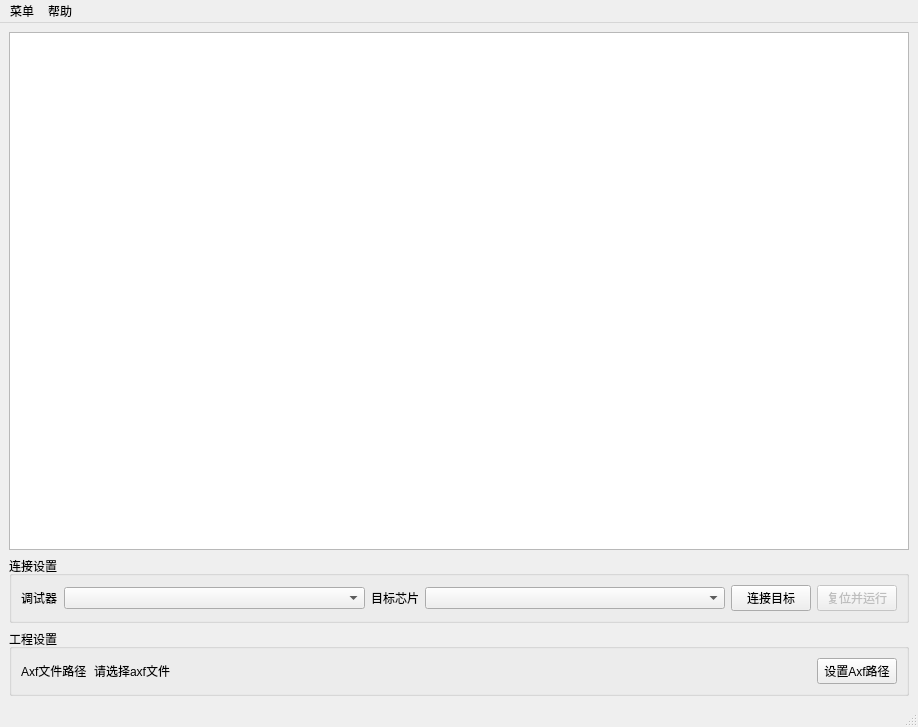
Before: the Qt Designer form mainwindow.ui in Skythinker616/LinkScope, drawn with Qt 5.
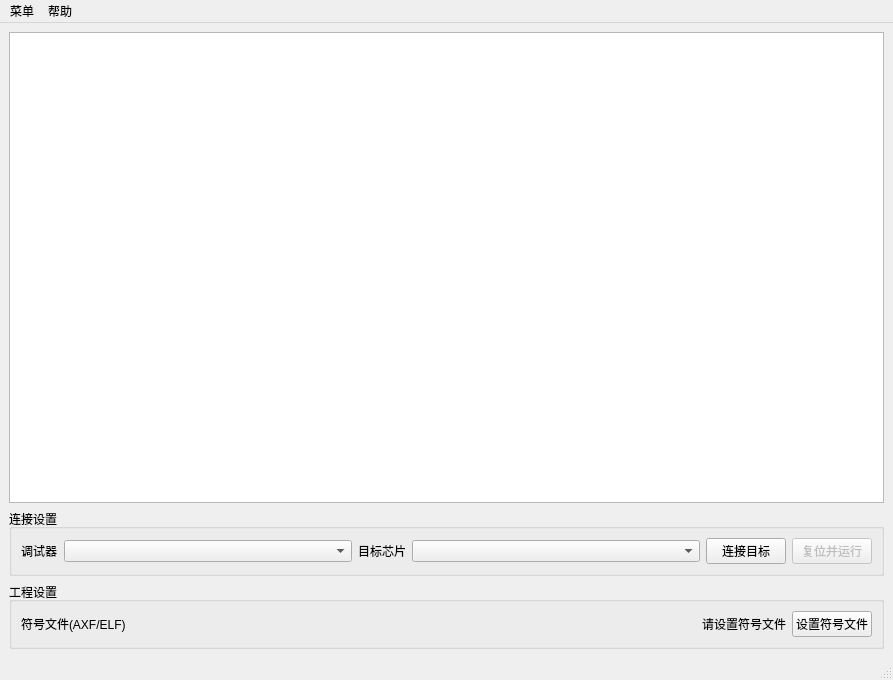
After: the same form once the commit is applied.

Commit message: 优化界面样式；修复符号文件路径不支持非ASCII字符的问题；增加对elf格式的支持；添加未选择符号文件的警告框；修复连接错误导致闪退的问题；版本号更新为1.0.1

What changed in the file:
```diff
--- a/mainwindow.ui
+++ b/mainwindow.ui
@@ -6,8 +6,8 @@
    <rect>
     <x>0</x>
     <y>0</y>
-    <width>918</width>
-    <height>727</height>
+    <width>893</width>
+    <height>680</height>
    </rect>
   </property>
   <property name="windowTitle">
@@ -87,14 +87,7 @@
        <item>
         <widget class="QLabel" name="label_3">
          <property name="text">
-          <string>Axf文件路径</string>
-         </property>
-        </widget>
-       </item>
-       <item>
-        <widget class="QLabel" name="txt_axf_path">
-         <property name="text">
-          <string>请选择axf文件</string>
+          <string>符号文件(AXF/ELF)</string>
          </property>
         </widget>
        </item>
@@ -111,10 +104,17 @@
          </property>
         </spacer>
        </item>
+       <item>
+        <widget class="QLabel" name="txt_axf_path">
+         <property name="text">
+          <string>请设置符号文件</string>
+         </property>
+        </widget>
+       </item>
        <item>
         <widget class="QPushButton" name="bt_set_axf">
          <property name="text">
-          <string>设置Axf路径</string>
+          <string>设置符号文件</string>
          </property>
         </widget>
        </item>
@@ -128,7 +128,7 @@
     <rect>
      <x>0</x>
      <y>0</y>
-     <width>918</width>
+     <width>893</width>
      <height>29</height>
     </rect>
    </property>
```
Left out of the diff: 3 changed lines with no effect on the pictures. The commit also changes 15 other files.
